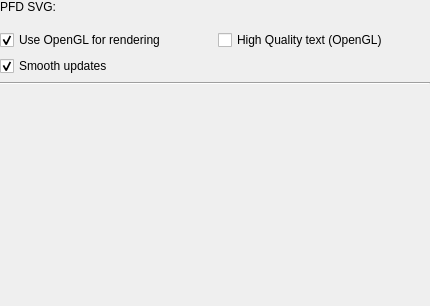
First picture: the form in ground/gcs/src/plugins/pfd/pfdgadgetoptionspage.ui, repository TauLabs/TauLabs, before the edit.
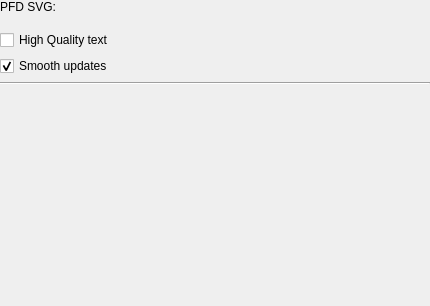
Second picture: the form after the edit. Custom widgets are drawn as their Qt base class.

```diff
--- a/ground/gcs/src/plugins/pfd/pfdgadgetoptionspage.ui
+++ b/ground/gcs/src/plugins/pfd/pfdgadgetoptionspage.ui
@@ -79,23 +79,10 @@
        </item>
        <item>
         <layout class="QHBoxLayout" name="horizontalLayout_2">
-         <item>
-          <widget class="QCheckBox" name="useOpenGL">
-           <property name="enabled">
-            <bool>true</bool>
-           </property>
-           <property name="text">
-            <string>Use OpenGL for rendering</string>
-           </property>
-           <property name="checked">
-            <bool>true</bool>
-           </property>
-          </widget>
-         </item>
          <item>
           <widget class="QCheckBox" name="hqText">
            <property name="text">
-            <string>High Quality text (OpenGL)</string>
+            <string>High Quality text</string>
            </property>
           </widget>
          </item>
```
